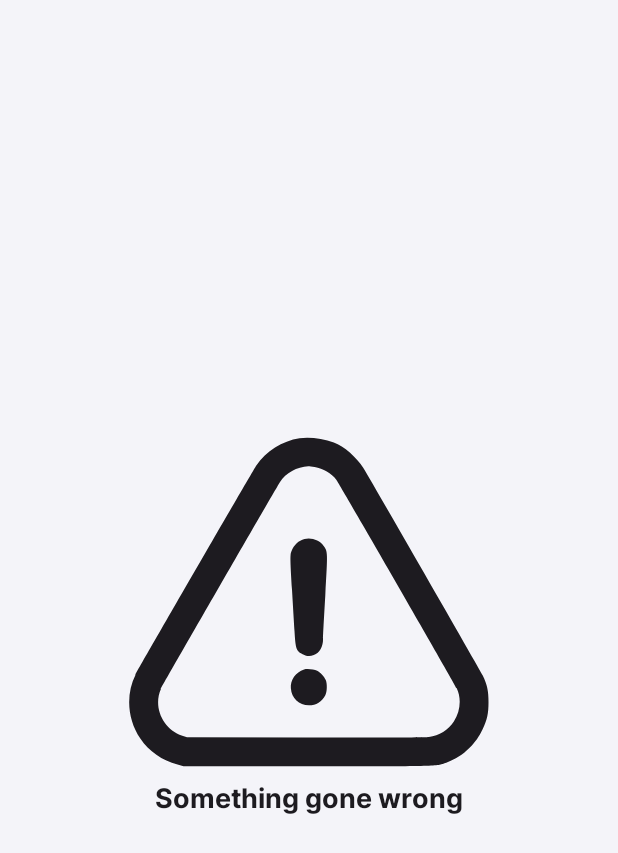
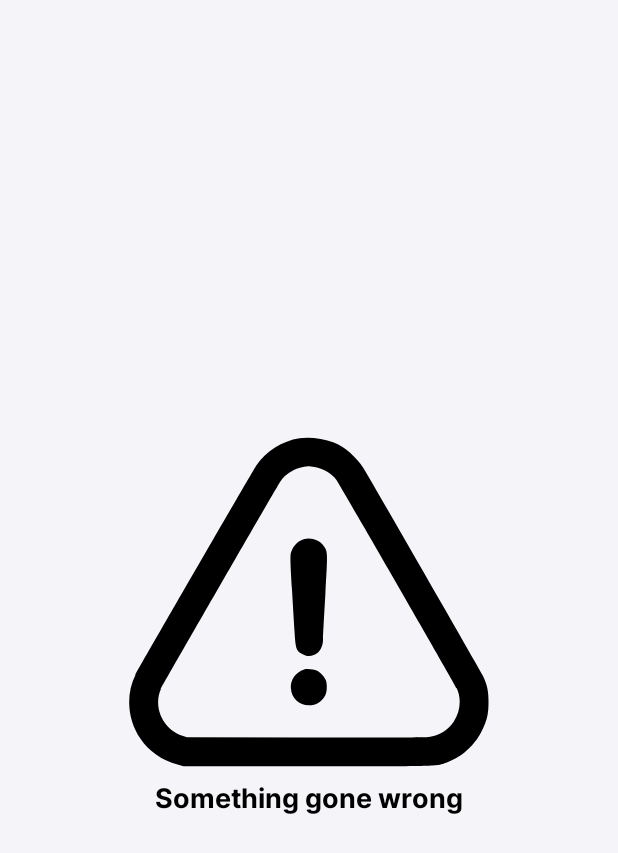
Before and after one commit to matej-parizek/Dog-Walking, an Android app built with Jetpack Compose: the composable ErrorScreen shown on its own in the app's theme, on a phone screen of 412 x 824 dp. Shown: the top 853 px of the screen. Run offline under Robolectric (Android 15) with nearby library versions, the light colour scheme and no system bars.

Commit message:
[Semestral:] update Error

```diff
--- a/app/src/main/java/cz/ctu/fit/bi/and/parizmat/semestral/core/presentation/ui/ErrorScreen.kt
+++ b/app/src/main/java/cz/ctu/fit/bi/and/parizmat/semestral/core/presentation/ui/ErrorScreen.kt
@@ -1,5 +1,6 @@
 package cz.ctu.fit.bi.and.parizmat.semestral.core.presentation.ui
 
+import android.content.res.Resources.Theme
 import androidx.compose.foundation.background
 import androidx.compose.foundation.layout.Arrangement
 import androidx.compose.foundation.layout.Column
@@ -26,8 +27,12 @@ fun ErrorScreen(text: String = stringResource(R.string.something_gone_wrong)) {
         Icon(
             painter = painterResource(id = R.drawable.error),
             contentDescription = stringResource(id = R.string.error),
-            modifier = Modifier.size(240.dp)
+            modifier = Modifier.size(240.dp),
+            tint = MaterialTheme.colorScheme.onPrimary
         )
-        Text(text = text)
+        Text(
+            color = MaterialTheme.colorScheme.onPrimary,
+            text = text
+        )
     }
 }
```
